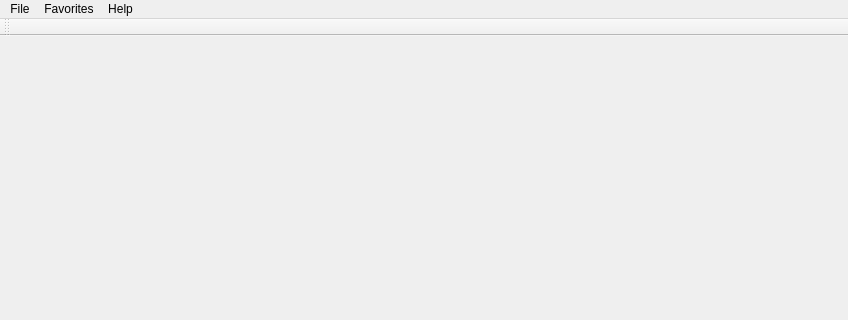
Qt form src/GrumpyIRC/mainwindow.ui (grumpy-irc/grumpy) before a commit; both pictures show x 0 to 848 and y 0 to 320 of the 848 by 526 pixel window.
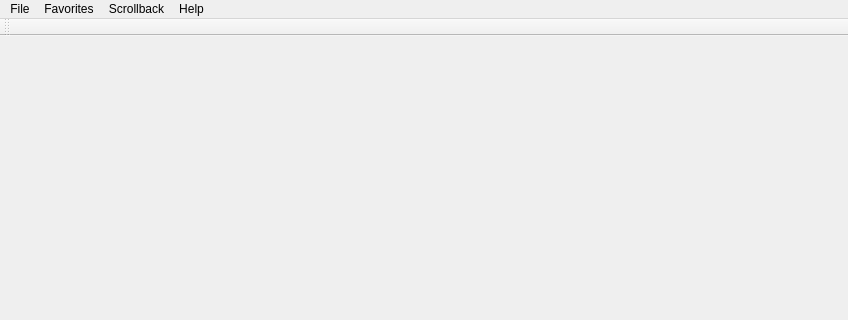
The same form after that commit. Icons and pictures are not drawn.

What changed in the file:
```diff
--- a/src/GrumpyIRC/mainwindow.ui
+++ b/src/GrumpyIRC/mainwindow.ui
@@ -47,8 +47,16 @@
     </property>
     <addaction name="actionAbout"/>
    </widget>
+   <widget class="QMenu" name="menuScrollback">
+    <property name="title">
+     <string>Scrollback</string>
+    </property>
+    <addaction name="actionResync"/>
+    <addaction name="actionLoad_more_items_from_remote"/>
+   </widget>
    <addaction name="menuFile"/>
    <addaction name="menuFavorites"/>
+   <addaction name="menuScrollback"/>
    <addaction name="menuHelp"/>
   </widget>
   <widget class="QToolBar" name="mainToolBar">
```
Left out of the diff: 10 changed lines with no effect on the pictures.
